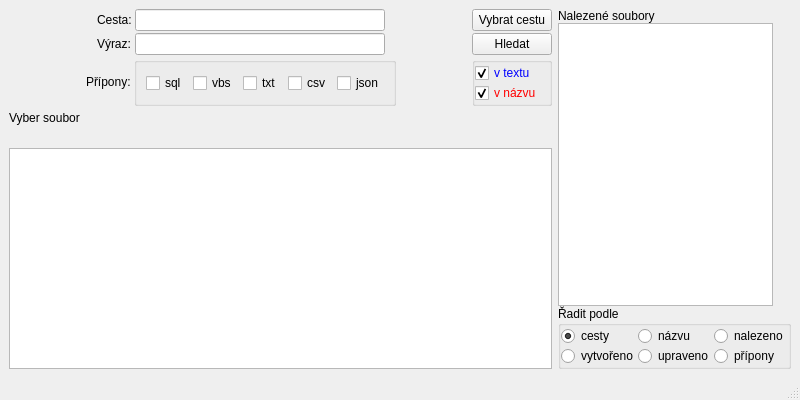
tsev26/AK7MP, file mainwindow.ui: the form before one commit.
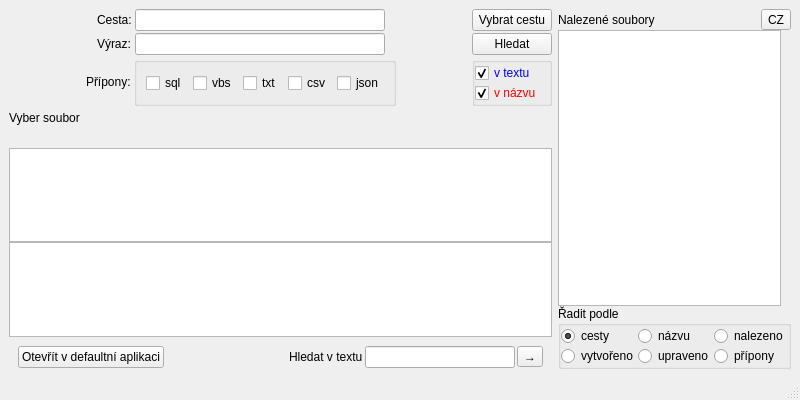
The form after the commit.

What changed in the file:
```diff
--- a/mainwindow.ui
+++ b/mainwindow.ui
@@ -543,6 +543,65 @@
         <item>
          <widget class="QTextEdit" name="textEdit"/>
         </item>
+        <item>
+         <widget class="QTextEdit" name="textEditForSQL"/>
+        </item>
+        <item>
+         <widget class="QWidget" name="horizontalWidgetBottom" native="true">
+          <layout class="QHBoxLayout" name="horizontalLayoutBottom">
+           <property name="spacing">
+            <number>2</number>
+           </property>
+           <property name="bottomMargin">
+            <number>1</number>
+           </property>
+           <item>
+            <widget class="QPushButton" name="pushButton">
+             <property name="text">
+              <string>Otevřít v defaultní aplikaci</string>
+             </property>
+            </widget>
+           </item>
+           <item>
+            <spacer name="horizontalSpacer_9">
+             <property name="orientation">
+              <enum>Qt::Horizontal</enum>
+             </property>
+             <property name="sizeHint" stdset="0">
+              <size>
+               <width>40</width>
+               <height>20</height>
+              </size>
+             </property>
+            </spacer>
+           </item>
+           <item>
+            <widget class="QLabel" name="seatchLabel">
+             <property name="text">
+              <string>Hledat v textu</string>
+             </property>
+            </widget>
+           </item>
+           <item>
+            <widget class="QLineEdit" name="seachInTextLineEdit">
+             <property name="minimumSize">
+              <size>
+               <width>150</width>
+               <height>0</height>
+              </size>
+             </property>
+            </widget>
+           </item>
+           <item>
+            <widget class="QToolButton" name="nextButton">
+             <property name="text">
+              <string>→</string>
+             </property>
+            </widget>
+           </item>
+          </layout>
+         </widget>
+        </item>
        </layout>
       </item>
      </layout>
@@ -553,23 +612,49 @@
        <number>0</number>
       </property>
       <item>
-       <widget class="QLabel" name="FoundFilesLabel">
-        <property name="text">
-         <string>Nalezené soubory</string>
+       <layout class="QHBoxLayout" name="horizontalLayout_6">
+        <property name="spacing">
+         <number>0</number>
         </property>
-       </widget>
+        <property name="leftMargin">
+         <number>0</number>
+        </property>
+        <property name="topMargin">
+         <number>0</number>
+        </property>
+        <item alignment="Qt::AlignLeft">
+         <widget class="QLabel" name="FoundFilesLabel">
+          <property name="maximumSize">
+           <size>
+            <width>100</width>
+            <height>16777215</height>
+           </size>
+          </property>
+          <property name="text">
+           <string>Nalezené soubory</string>
+          </property>
+         </widget>
+        </item>
+        <item>
+         <widget class="QToolButton" name="languageButton">
+          <property name="text">
+           <string>CZ</string>
+          </property>
+         </widget>
+        </item>
+       </layout>
       </item>
       <item>
        <widget class="QListWidget" name="listWidget">
         <property name="minimumSize">
          <size>
-          <width>215</width>
+          <width>223</width>
           <height>0</height>
          </size>
         </property>
         <property name="maximumSize">
          <size>
-          <width>215</width>
+          <width>223</width>
           <height>16777215</height>
          </size>
         </property>
```
